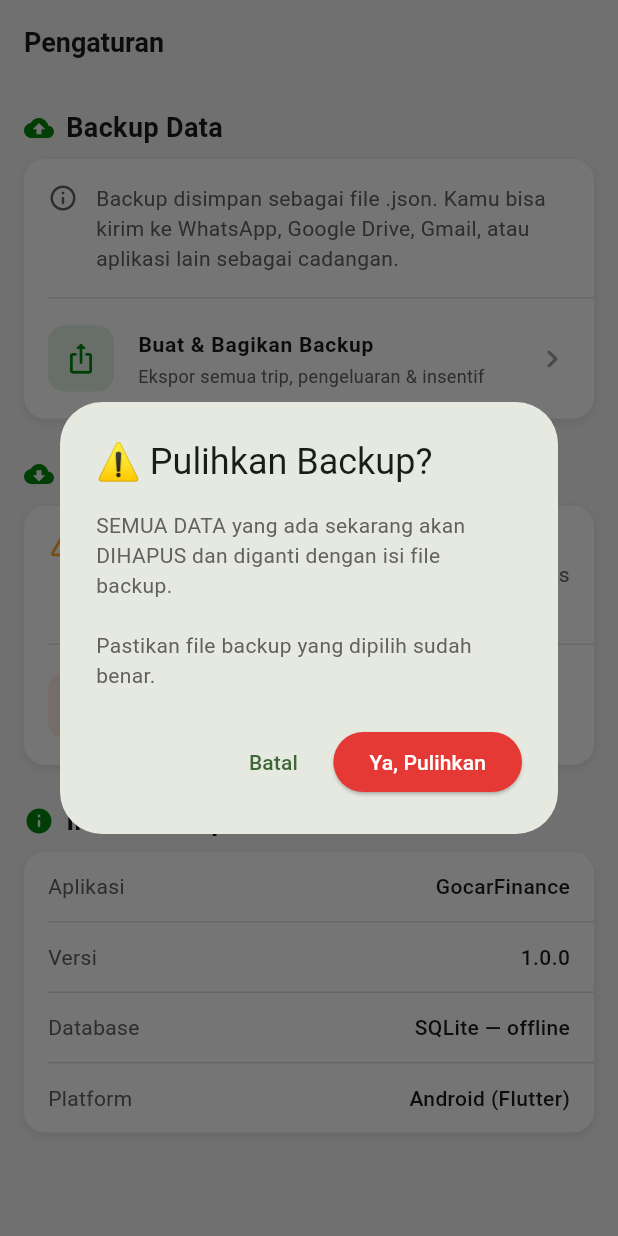
After one commit to redovarin09/gocar_finance, a Flutter app: the SettingsScreen screen opened by its route, after a tap on "Pilih File Backup (.json)", on a phone screen of 412 x 824 dp. The commit adds this screen. Run offline on Flutter 3.47's test engine with Material 3 defaults, Android fonts, the phone set to English and light mode, and no system bars; our stand-ins replace file_picker, fl_chart, flutter_riverpod, go_router, share_plus, sqflite; accounts and stored records are empty.

Commit message:
feat: backup & restore data via JSON share/file picker

```diff
--- /dev/null
+++ b/lib/features/settings/presentation/settings_screen.dart
@@ -0,0 +1,401 @@
+import 'package:flutter/material.dart';
+import 'package:flutter_riverpod/flutter_riverpod.dart';
+import '../../../core/constants/app_colors.dart';
+import '../../../core/constants/app_text_styles.dart';
+import '../../../core/services/backup_service.dart';
+import '../../../shared/providers/app_providers.dart';
+
+class SettingsScreen extends ConsumerStatefulWidget {
+  const SettingsScreen({super.key});
+
+  @override
+  ConsumerState<SettingsScreen> createState() => _SettingsScreenState();
+}
+
+class _SettingsScreenState extends ConsumerState<SettingsScreen> {
+  bool _isBackingUp  = false;
+  bool _isRestoring  = false;
+
+  // ── Backup ───────────────────────────────────────────────
+
+  Future<void> _handleBackup() async {
+    setState(() => _isBackingUp = true);
+    try {
+      await ref.read(backupServiceProvider).createAndShareBackup();
+    } catch (e) {
+      _showSnack('Gagal membuat backup: $e', isError: true);
+    } finally {
+      if (mounted) setState(() => _isBackingUp = false);
+    }
+  }
+
+  // ── Restore ──────────────────────────────────────────────
+
+  Future<void> _handleRestore() async {
+    final confirm = await _confirmDialog(
+      title: '⚠️ Pulihkan Backup?',
+      content: 'SEMUA DATA yang ada sekarang akan DIHAPUS dan '
+          'diganti dengan isi file backup.\n\n'
+          'Pastikan file backup yang dipilih sudah benar.',
+      confirmLabel: 'Ya, Pulihkan',
+      confirmColor: AppColors.expense,
+    );
+    if (confirm != true) return;
+
+    setState(() => _isRestoring = true);
+    try {
+      final result = await ref.read(backupServiceProvider).restoreFromFile();
+
+      // Refresh semua provider
+      ref.invalidate(dailySummaryProvider);
+      ref.invalidate(dailyTripsProvider);
+      ref.invalidate(dailyExpensesProvider);
+      ref.invalidate(incentiveTargetsProvider);
+      ref.invalidate(weeklyDataProvider);
+      ref.invalidate(monthlyDataProvider);
+
+      if (mounted) {
+        await showDialog(
+          context: context,
+          builder: (ctx) => AlertDialog(
+            title: const Text('✅ Restore Berhasil!'),
+            content: Column(
+              mainAxisSize: MainAxisSize.min,
+              crossAxisAlignment: CrossAxisAlignment.start,
+              children: [
+                _ResultRow('Trip', result.trips),
+                _ResultRow('Pengeluaran', result.expenses),
+                _ResultRow('Target Insentif', result.incentives),
+                const SizedBox(height: 8),
+                const Text(
+                  'Data berhasil dipulihkan.',
+                  style: AppTextStyles.bodySecondary,
+                ),
+              ],
+            ),
+            actions: [
+              ElevatedButton(
+                onPressed: () => Navigator.pop(ctx),
+                style: ElevatedButton.styleFrom(
+                  backgroundColor: AppColors.primary,
+                  foregroundColor: Colors.white,
+                ),
+                child: const Text('OK'),
+              ),
+            ],
+          ),
+        );
+      }
+    } catch (e) {
+      _showSnack('Gagal restore: $e', isError: true);
+    } finally {
+      if (mounted) setState(() => _isRestoring = false);
+    }
+  }
+
+  // ── Helpers ──────────────────────────────────────────────
+
+  Future<bool?> _confirmDialog({
+    required String title,
+    required String content,
+    required String confirmLabel,
+    required Color confirmColor,
+  }) {
+    return showDialog<bool>(
+      context: context,
+      builder: (ctx) => AlertDialog(
+        title: Text(title),
+        content: Text(content, style: AppTextStyles.bodySecondary),
+        actions: [
+          TextButton(
+            onPressed: () => Navigator.pop(ctx, false),
+            child: const Text('Batal'),
+          ),
+          ElevatedButton(
+            onPressed: () => Navigator.pop(ctx, true),
+            style: ElevatedButton.styleFrom(
+              backgroundColor: confirmColor,
+              foregroundColor: Colors.white,
+            ),
+            child: Text(confirmLabel),
+          ),
+        ],
+      ),
+    );
+  }
+
+  void _showSnack(String msg, {bool isError = false}) {
+    if (!mounted) return;
+    ScaffoldMessenger.of(context).showSnackBar(
+      SnackBar(
+        content: Text(msg),
+        backgroundColor: isError ? AppColors.expense : AppColors.income,
+        behavior: SnackBarBehavior.floating,
+      ),
+    );
+  }
+
+  // ── Build ────────────────────────────────────────────────
+
+  @override
+  Widget build(BuildContext context) {
+    return Scaffold(
+      appBar: AppBar(title: const Text('Pengaturan')),
+      body: ListView(
+        padding: const EdgeInsets.all(16),
+        children: [
+          // ── BACKUP ──────────────────────────────────────
+          _SectionHeader(
+            icon: Icons.cloud_upload_rounded,
+            title: 'Backup Data',
+          ),
+          const SizedBox(height: 8),
+          _SettingsCard(
+            children: [
+              _InfoTile(
+                icon: Icons.info_outline_rounded,
+                text: 'Backup disimpan sebagai file .json. '
+                    'Kamu bisa kirim ke WhatsApp, Google Drive, '
+                    'Gmail, atau aplikasi lain sebagai cadangan.',
+              ),
+              const _Divider(),
+              _ActionTile(
+                icon: Icons.ios_share_rounded,
+                label: 'Buat & Bagikan Backup',
+                sublabel: 'Ekspor semua trip, pengeluaran & insentif',
+                color: AppColors.primary,
+                isLoading: _isBackingUp,
+                onTap: _handleBackup,
+              ),
+            ],
+          ),
+
+          const SizedBox(height: 24),
+
+          // ── RESTORE ─────────────────────────────────────
+          _SectionHeader(
+            icon: Icons.cloud_download_rounded,
+            title: 'Restore Data',
+          ),
+          const SizedBox(height: 8),
+          _SettingsCard(
+            children: [
+              _InfoTile(
+                icon: Icons.warning_amber_rounded,
+                iconColor: AppColors.warning,
+                text: 'Restore akan MENGHAPUS semua data saat ini '
+                    'dan menggantinya dengan isi file backup. '
+                    'Proses ini tidak bisa dibatalkan.',
+              ),
+              const _Divider(),
+              _ActionTile(
+                icon: Icons.upload_file_rounded,
+                label: 'Pilih File Backup (.json)',
+                sublabel: 'Import dari storage / WhatsApp / Drive',
+                color: AppColors.accent,
+                isLoading: _isRestoring,
+                onTap: _handleRestore,
+              ),
+            ],
+          ),
+
+          const SizedBox(height: 24),
+
+          // ── INFO APP ────────────────────────────────────
+          _SectionHeader(
+            icon: Icons.info_rounded,
+            title: 'Informasi Aplikasi',
+          ),
+          const SizedBox(height: 8),
+          _SettingsCard(
+            children: [
+              _InfoRow(label: 'Aplikasi', value: 'GocarFinance'),
+              const _Divider(),
+              _InfoRow(label: 'Versi', value: '1.0.0'),
+              const _Divider(),
+              _InfoRow(label: 'Database', value: 'SQLite — offline'),
+              const _Divider(),
+              _InfoRow(label: 'Platform', value: 'Android (Flutter)'),
+            ],
+          ),
+
+          const SizedBox(height: 40),
+        ],
+      ),
+    );
+  }
+}
+
+// ── Private widgets ───────────────────────────────────────
+
+class _ResultRow extends StatelessWidget {
+  final String label;
+  final int count;
+  const _ResultRow(this.label, this.count);
+
+  @override
+  Widget build(BuildContext context) {
+    return Padding(
+      padding: const EdgeInsets.symmetric(vertical: 2),
+      child: Row(
+        children: [
+          const Icon(Icons.check_rounded, color: AppColors.income, size: 16),
+          const SizedBox(width: 8),
+          Text('$count $label', style: AppTextStyles.body),
+        ],
+      ),
+    );
+  }
+}
+
+class _SectionHeader extends StatelessWidget {
+  final IconData icon;
+  final String title;
+  const _SectionHeader({required this.icon, required this.title});
+
+  @override
+  Widget build(BuildContext context) {
+    return Row(
+      children: [
+        Icon(icon, color: AppColors.primary, size: 20),
+        const SizedBox(width: 8),
+        Text(title, style: AppTextStyles.h2),
+      ],
+    );
+  }
+}
+
+class _SettingsCard extends StatelessWidget {
+  final List<Widget> children;
+  const _SettingsCard({required this.children});
+
+  @override
+  Widget build(BuildContext context) {
+    return Container(
+      decoration: BoxDecoration(
+        color: AppColors.cardBackground,
+        borderRadius: BorderRadius.circular(14),
+        boxShadow: [
+          BoxShadow(
+            color: AppColors.shadow,
+            blurRadius: 6,
+            offset: const Offset(0, 2),
+          ),
+        ],
+      ),
+      child: Column(children: children),
+    );
+  }
+}
+
+class _Divider extends StatelessWidget {
+  const _Divider();
+
+  @override
+  Widget build(BuildContext context) {
+    return const Divider(height: 1, indent: 16, color: AppColors.divider);
+  }
+}
+
+class _InfoTile extends StatelessWidget {
+  final IconData icon;
+  final String text;
+  final Color iconColor;
+  const _InfoTile({
+    required this.icon,
+    required this.text,
+    this.iconColor = AppColors.textSecondary,
+  });
+
+  @override
+  Widget build(BuildContext context) {
+    return Padding(
+      padding: const EdgeInsets.all(16),
+      child: Row(
+        crossAxisAlignment: CrossAxisAlignment.start,
+        children: [
+          Icon(icon, color: iconColor, size: 20),
+          const SizedBox(width: 12),
+          Expanded(
+            child: Text(text, style: AppTextStyles.bodySecondary),
+          ),
+        ],
+      ),
+    );
+  }
+}
+
+class _ActionTile extends StatelessWidget {
+  final IconData icon;
+  final String label;
+  final String sublabel;
+  final Color color;
+  final bool isLoading;
+  final VoidCallback onTap;
+
+  const _ActionTile({
+    required this.icon,
+    required this.label,
+    required this.sublabel,
+    required this.color,
+    required this.isLoading,
+    required this.onTap,
+  });
+
+  @override
+  Widget build(BuildContext context) {
+    return ListTile(
+      contentPadding: const EdgeInsets.symmetric(horizontal: 16, vertical: 4),
+      leading: Container(
+        width: 44,
+        height: 44,
+        decoration: BoxDecoration(
+          color: color.withOpacity(0.12),
+          borderRadius: BorderRadius.circular(11),
+        ),
+        child: isLoading
+            ? Padding(
+                padding: const EdgeInsets.all(10),
+                child: CircularProgressIndicator(
+                  color: color,
+                  strokeWidth: 2.5,
+                ),
+              )
+            : Icon(icon, color: color, size: 22),
+      ),
+      title: Text(
+        label,
+        style: AppTextStyles.body.copyWith(fontWeight: FontWeight.w600),
+      ),
+      subtitle: Text(sublabel, style: AppTextStyles.caption),
+      trailing: const Icon(
+        Icons.chevron_right_rounded,
+        color: AppColors.textHint,
+      ),
+      onTap: isLoading ? null : onTap,
+    );
+  }
+}
+
+class _InfoRow extends StatelessWidget {
+  final String label;
+  final String value;
+  const _InfoRow({required this.label, required this.value});
+
+  @override
+  Widget build(BuildContext context) {
+    return Padding(
+      padding: const EdgeInsets.symmetric(horizontal: 16, vertical: 13),
+      child: Row(
+        mainAxisAlignment: MainAxisAlignment.spaceBetween,
+        children: [
+          Text(label, style: AppTextStyles.bodySecondary),
+          Text(
+            value,
+            style: AppTextStyles.body.copyWith(fontWeight: FontWeight.w500),
+          ),
+        ],
+      ),
+    );
+  }
+}
--- a/pubspec.yaml
+++ b/pubspec.yaml
@@ -17,8 +17,8 @@ dependencies:
   intl: ^0.19.0
   fl_chart: ^0.68.0
   go_router: ^13.2.0
-  google_fonts: ^6.2.1
-  shared_preferences: ^2.2.3
+  share_plus: ^9.0.0
+  file_picker: ^8.0.0
 
 dev_dependencies:
   flutter_test:
@@ -32,14 +32,12 @@ flutter:
   assets:
     - assets/icon/
 
-# ── App Icon ──────────────────────────────────────────────
 flutter_launcher_icons:
   android: true
   ios: false
   image_path: "assets/icon/icon.png"
   min_sdk_android: 21
 
-# ── Splash Screen ─────────────────────────────────────────
 flutter_native_splash:
   color: "#FFFFFF"
   image: assets/icon/icon.png
```
Also changed, not shown: lib/app/router.dart (+8 -0 lines), lib/core/services/backup_service.dart (added, +157 -0 lines), lib/features/catat/data/repositories/expense_repository.dart (+9 -0 lines), lib/features/catat/data/repositories/trip_repository.dart (+10 -0 lines), lib/features/dashboard/presentation/dashboard_screen.dart (+6 -1 lines), lib/features/incentive/data/repositories/incentive_repository.dart (+9 -0 lines).
